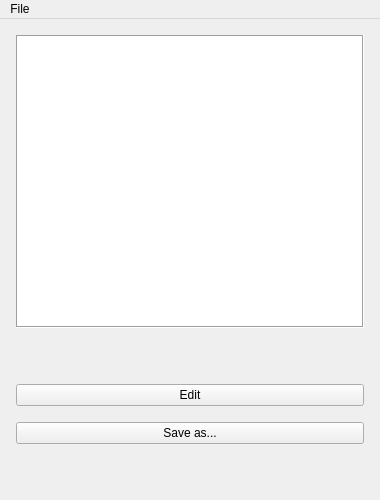
The window that forms/preview.ui (veeti/vendace) describes before a commit, drawn with Qt 5.
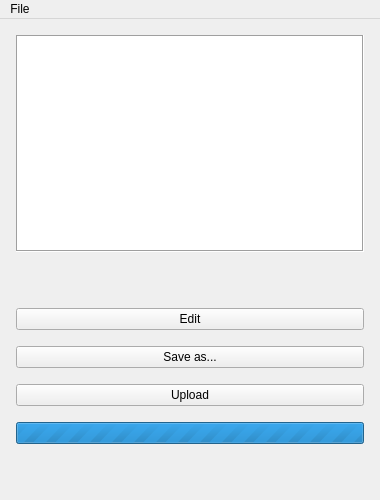
The same window after the commit.

The edit to the form file:
```diff
--- a/forms/preview.ui
+++ b/forms/preview.ui
@@ -32,7 +32,7 @@
    <string>Captured screenshot</string>
   </property>
   <widget class="QWidget" name="centralwidget">
-   <layout class="QVBoxLayout" name="verticalLayout" stretch="1,0,0,0,0">
+   <layout class="QVBoxLayout" name="verticalLayout" stretch="1,0,0,0,0,0,0">
     <property name="spacing">
      <number>16</number>
     </property>
@@ -88,6 +88,23 @@
       </property>
      </widget>
     </item>
+    <item>
+     <widget class="QPushButton" name="uploadButton">
+      <property name="text">
+       <string>Upload</string>
+      </property>
+     </widget>
+    </item>
+    <item>
+     <widget class="QProgressBar" name="uploadProgress">
+      <property name="maximum">
+       <number>0</number>
+      </property>
+      <property name="value">
+       <number>-1</number>
+      </property>
+     </widget>
+    </item>
     <item>
      <spacer name="spacer_2">
       <property name="orientation">
```
